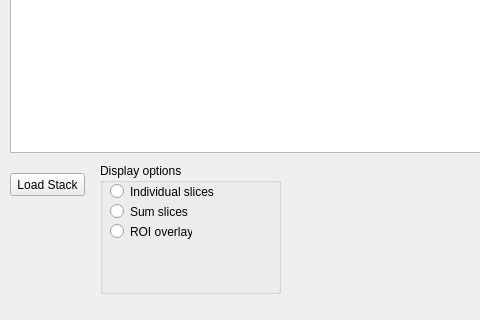
This is stackanalyzer.ui in haesemeyer/ImagingAnalysis as Qt 5 draws it before an edit; both pictures show x 0 to 480 and y 357 to 677 of the 1024 by 677 pixel window. The edited form follows.
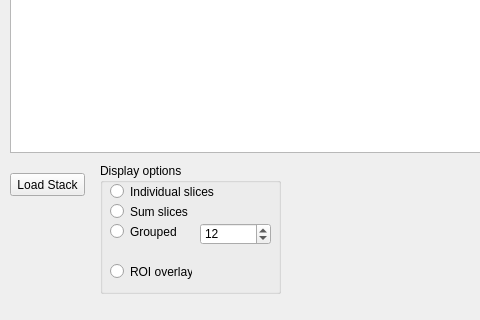
This is the edited form. Custom widgets are drawn as their Qt base class.

Commit message: Added the ability to display sub-group projections to check movement artefacts. Some refactoring.

What changed in the file:
```diff
--- a/stackanalyzer.ui
+++ b/stackanalyzer.ui
@@ -79,7 +79,7 @@
      <property name="geometry">
       <rect>
        <x>10</x>
-       <y>60</y>
+       <y>100</y>
        <width>82</width>
        <height>17</height>
       </rect>
@@ -88,6 +88,44 @@
       <string>ROI overlay</string>
      </property>
     </widget>
+    <widget class="QRadioButton" name="rbGroupPr">
+     <property name="geometry">
+      <rect>
+       <x>10</x>
+       <y>60</y>
+       <width>71</width>
+       <height>17</height>
+      </rect>
+     </property>
+     <property name="toolTip">
+      <string>Grouped projection</string>
+     </property>
+     <property name="text">
+      <string>Grouped</string>
+     </property>
+    </widget>
+    <widget class="QSpinBox" name="spnGSize">
+     <property name="geometry">
+      <rect>
+       <x>100</x>
+       <y>60</y>
+       <width>71</width>
+       <height>22</height>
+      </rect>
+     </property>
+     <property name="toolTip">
+      <string>Group size</string>
+     </property>
+     <property name="minimum">
+      <number>5</number>
+     </property>
+     <property name="maximum">
+      <number>50</number>
+     </property>
+     <property name="value">
+      <number>12</number>
+     </property>
+    </widget>
    </widget>
    <widget class="QTabWidget" name="tabWidget">
     <property name="geometry">
```
Left out of the diff: 19 changed lines with no effect on the pictures. The commit also changes 2 other files.
